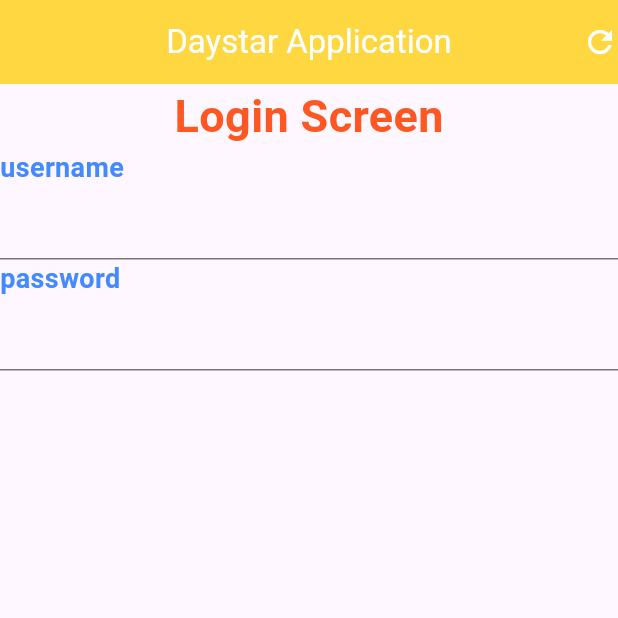
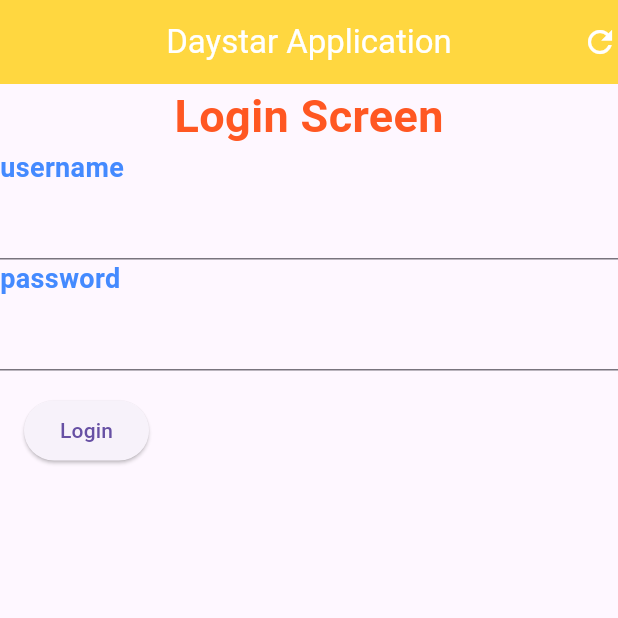
Before and after one commit to Eugene600/ACS314_first_app, a Flutter app: the screen it shows after launch, on a phone screen of 412 x 824 dp, the top half of it. Run offline on Flutter 3.47's test engine with Material 3 defaults, Android fonts, the phone set to English and light mode, and no system bars.

Commit message:
Added Button to login page

```diff
--- a/flutter_application_2/lib/main.dart
+++ b/flutter_application_2/lib/main.dart
@@ -43,6 +43,18 @@ class Home extends StatelessWidget {
           label: "password",
         ),
         CustomTextField(),
+        // Button
+        Padding(
+          padding: const EdgeInsets.all(16.0),
+          child: ElevatedButton(
+            onPressed: () {
+              // Action to be performed when the button is pressed
+              print('Button Pressed!');
+              // You can add any functionality here
+            },
+            child: Text('Login'),
+          ),
+        ),
       ]),
     );
   }
```
